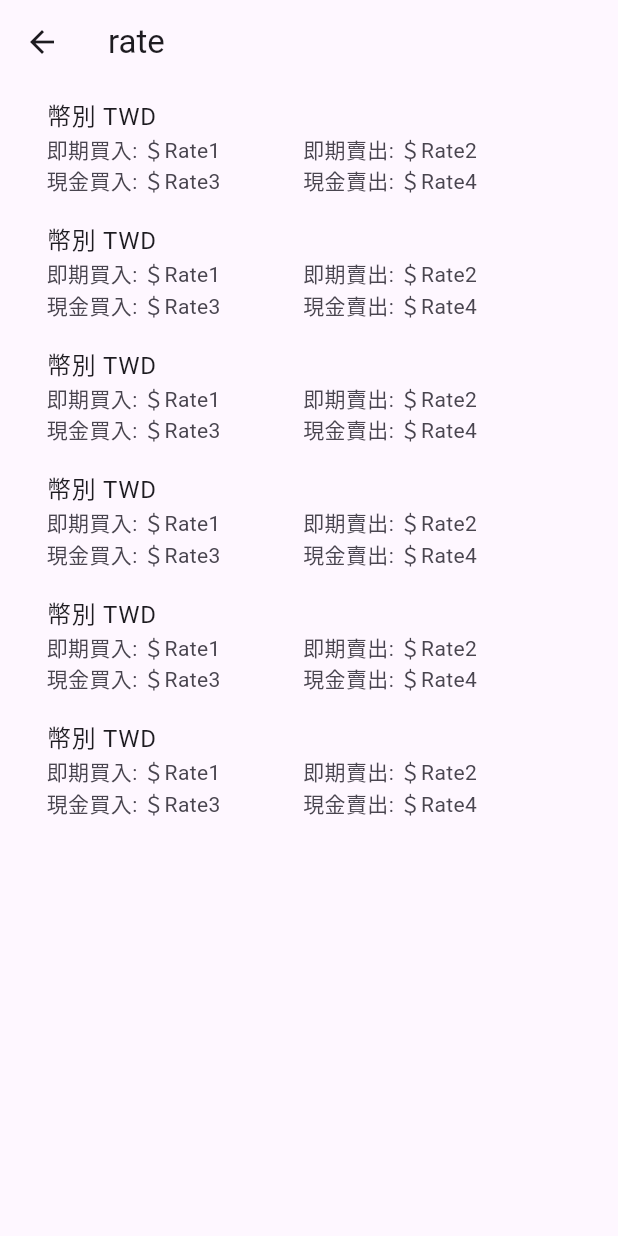
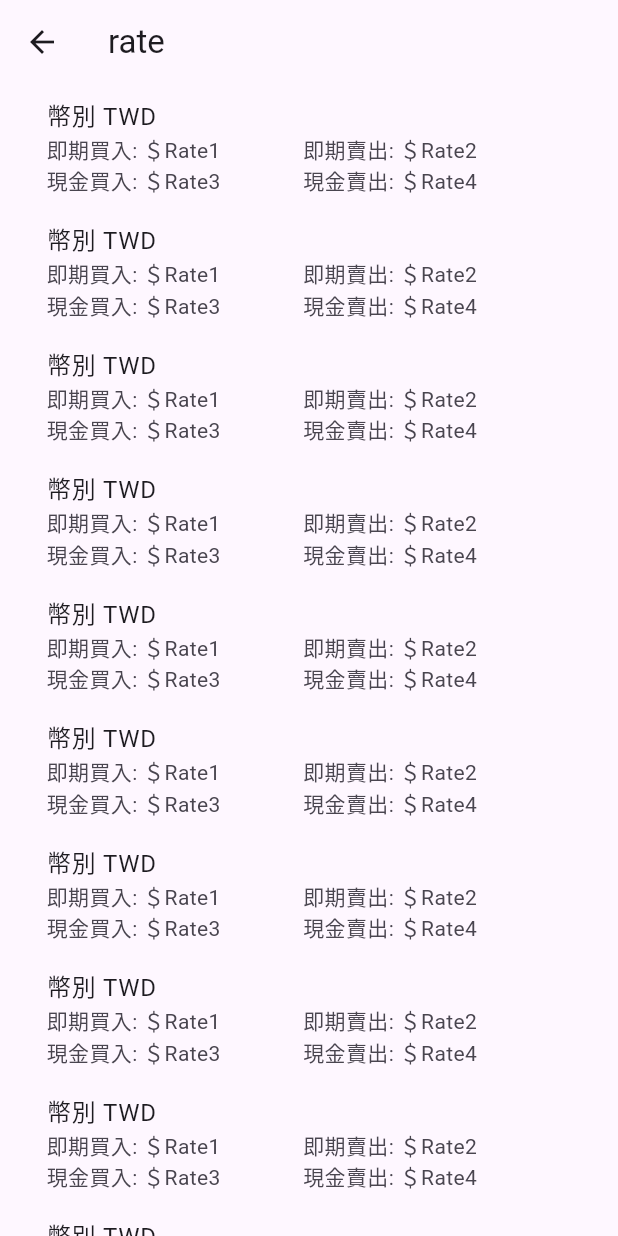
Before and after one commit to Ching-Yu-Lu/flutter_exchangeamountmanagement, a Flutter app: the screen it shows after launch, after a tap on the "currency exchange" icon, on a phone screen of 412 x 824 dp. Run offline on Flutter 3.47's test engine with Material 3 defaults, Android fonts, the phone set to English and light mode, and no system bars; our stand-ins replace flutter_riverpod; network calls fail.

Commit message:
overflowed 修復

```diff
--- /dev/null
+++ b/lib/data/exchangerate.dart
@@ -0,0 +1,37 @@
+import 'package:http/http.dart' as http;
+
+Future<String> fetchAndExtractJson() async {
+  const String url = 'https://tw.stock.yahoo.com/currency-converter';
+  try {
+    http.Response response = await http.get(Uri.parse(url));
+
+    if (response.statusCode == 200) {
+      String htmlContent = response.body;
+
+      // ✅ 使用正則表達式擷取 JSON
+      RegExp regex = RegExp(r'(\[{"unitCurrency.*?"}\])');
+      Match? match = regex.firstMatch(htmlContent);
+
+      if (match != null) {
+        return match.group(1) ?? "";
+      }
+    } else {
+      print("HTTP 請求失敗，狀態碼: ${response.statusCode}");
+    }
+  } catch (e) {
+    print("發生錯誤: $e");
+  }
+  return "";
+}
+
+
+/*
+"unitCurrency": "USD",
+"targetCurrency": "TWD",
+"cashBuyingRate": 31.5,
+"cashSellingRate": 31.7,
+"spotBuyingRate": 31.5,
+"spotSellingRate": 31.7,
+"bankName": "台新銀行",
+"updateTime": "2023-10-01 12:00:00",
+ */
--- a/lib/screens/addrategroup_screen.dart
+++ b/lib/screens/addrategroup_screen.dart
@@ -22,7 +22,7 @@ class AddrategroupScreenState extends ConsumerState<AddrategroupScreen> {
       ),
       body: Padding(
         padding: EdgeInsets.only(left: 15, right: 15),
-        child: Column(
+        child: ListView(
           children: [
             Row(
               children: [
--- a/lib/screens/exchangerate_screen.dart
+++ b/lib/screens/exchangerate_screen.dart
@@ -1,4 +1,5 @@
 import 'package:flutter/material.dart';
+import 'package:flutter_exchangeamountmanagement/data/exchangerate.dart';
 import 'package:flutter_riverpod/flutter_riverpod.dart';
 
 class ExchangerateScreen extends ConsumerStatefulWidget {
@@ -10,6 +11,14 @@ class ExchangerateScreen extends ConsumerStatefulWidget {
 }
 
 class ExchangerateScreenState extends ConsumerState<ExchangerateScreen> {
+  late Future<String> futureHtml;
+
+  @override
+  void initState() {
+    super.initState();
+    futureHtml = fetchAndExtractJson(); // ✅ 在 initState() 執行非同步請求
+  }
+
   @override
   Widget build(BuildContext context) {
     return Scaffold(
@@ -20,8 +29,25 @@ class ExchangerateScreenState extends ConsumerState<ExchangerateScreen> {
         padding: EdgeInsets.only(left: 15, right: 15),
         child: Column(
           children: [
-            SizedBox(
-              height: 500,
+            /*FutureBuilder<String>(
+              future: futureHtml,
+              builder: (context, snapshot) {
+                if (snapshot.connectionState == ConnectionState.waiting) {
+                  return const CircularProgressIndicator(); // 顯示 loading
+                } else if (snapshot.hasError) {
+                  return Text('Error: ${snapshot.error}'); // 顯示錯誤
+                } else {
+                  return SingleChildScrollView(
+                    padding: const EdgeInsets.all(10),
+                    child: Text(
+                      snapshot.data ?? "No Data",
+                      style: const TextStyle(fontSize: 14),
+                    ),
+                  ); // 顯示 HTML 內容
+                }
+              },
+            ) // */
+            Expanded(
               child: ListView.builder(
                 itemCount: 10,
                 itemBuilder: (context, index) {
@@ -47,7 +73,7 @@ class ExchangerateScreenState extends ConsumerState<ExchangerateScreen> {
                       ));
                 },
               ),
-            ),
+            ), // */
           ],
         ),
       ),
--- a/lib/screens/home_screen.dart
+++ b/lib/screens/home_screen.dart
@@ -73,8 +73,7 @@ class HomeScreenState extends State<HomeScreen> {
                     spacing: 5,
                     children: [
                       /* 幣別 */
-                      Container(
-                        child: Column(
+                      Column(
                         crossAxisAlignment: CrossAxisAlignment.start,
                         children: [
                           Text(
@@ -112,7 +111,6 @@ class HomeScreenState extends State<HomeScreen> {
                             ),
                           )
                         ],
-                        ),
                       ),
                       /* 查詢日期(起) */
                       Expanded(
@@ -273,8 +271,7 @@ class HomeScreenState extends State<HomeScreen> {
                     ))
                   ],
                 ),
-                SizedBox(
-                  height: 450,
+                Expanded(
                   child: ListView.builder(
                     itemCount: 10,
                     itemBuilder: (context, index) {
--- a/lib/screens/modifygroupcontent_screen.dart
+++ b/lib/screens/modifygroupcontent_screen.dart
@@ -56,6 +56,7 @@ class ModifygroupcontentScreenState
         padding: EdgeInsets.only(left: 15, right: 15),
         child: Column(
           children: [
+            /* 兌換總資訊 */
             Row(
               children: [
                 Expanded(
@@ -96,8 +97,7 @@ class ModifygroupcontentScreenState
                     icon: Icon(Icons.playlist_add))
               ],
             ),
-            SizedBox(
-              height: 500,
+            Expanded(
               child: ListView.builder(
                 itemCount: 10,
                 itemBuilder: (context, index) {
@@ -137,7 +137,7 @@ class ModifygroupcontentScreenState
                           )));
                 },
               ),
-            ),
+            )
           ],
         ),
       ),
--- a/lib/screens/modifygroupcontentdtl_screen.dart
+++ b/lib/screens/modifygroupcontentdtl_screen.dart
@@ -29,7 +29,7 @@ class ModifygroupcontentScreendtlState
       ),
       body: Padding(
         padding: EdgeInsets.only(left: 15, right: 15),
-        child: Column(
+        child: ListView(
           children: [
             Row(
               children: [
--- a/pubspec.yaml
+++ b/pubspec.yaml
@@ -10,6 +10,8 @@ dependencies:
   flutter:
     sdk: flutter
   flutter_riverpod: ^2.6.1
+  html: ^0.15.0
+  http: ^0.13.3
 
 dev_dependencies:
   flutter_test:
```
Also changed, not shown: pubspec.lock. Lines whose indentation alone changed are shown as unchanged.
